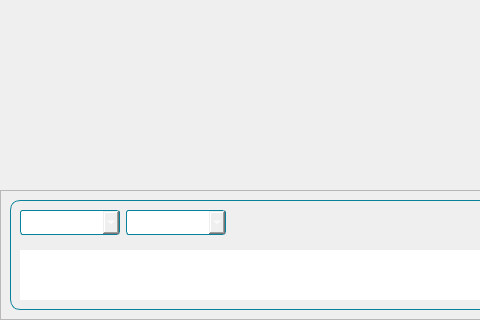
First picture: the form in interface/form.ui, repository amd/gaia, before the edit; both pictures show x 0 to 480 and y 393 to 713 of the 1190 by 713 pixel window.
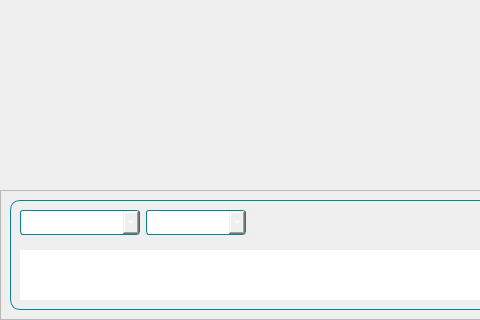
Second picture: the form after the edit. Icons and pictures are not drawn.

Commit message: Add title and additional models

```diff
--- a/interface/form.ui
+++ b/interface/form.ui
@@ -268,7 +268,7 @@
                 <widget class="QComboBox" name="comboBox_2">
                  <property name="minimumSize">
                   <size>
-                   <width>100</width>
+                   <width>120</width>
                    <height>25</height>
                   </size>
                  </property>
@@ -279,7 +279,12 @@
                  </property>
                  <item>
                   <property name="text">
-                   <string>Llama 2 - 13B</string>
+                   <string>Phi 3 Mini - 3B</string>
+                  </property>
+                 </item>
+                 <item>
+                  <property name="text">
+                   <string>LLama 3 - 8B</string>
                   </property>
                  </item>
                 </widget>
```
The commit also changes 2 other files.
